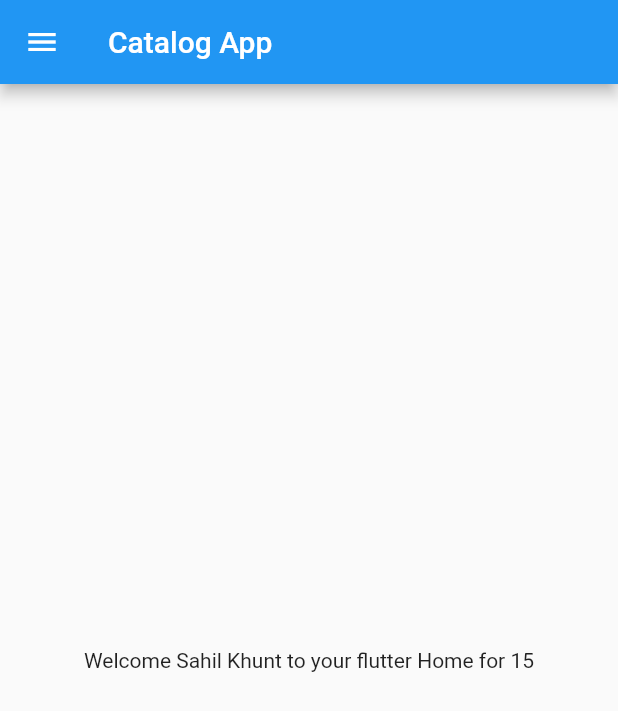
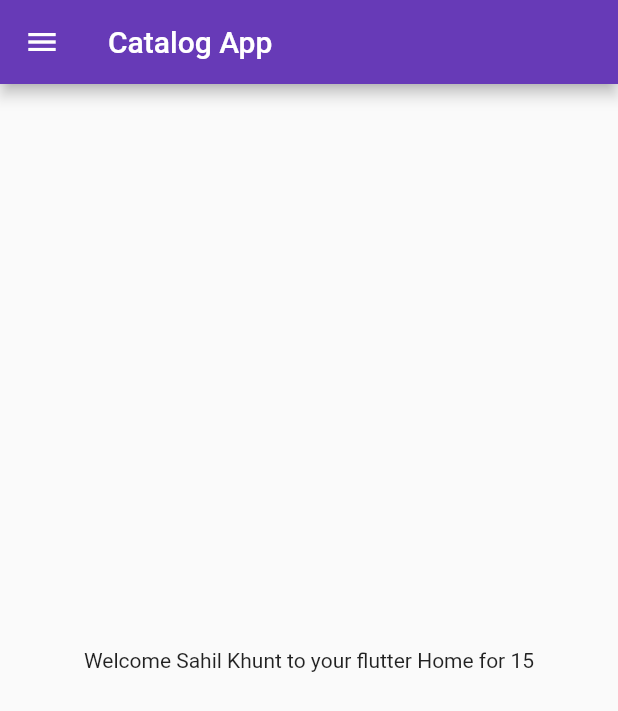
Before and after one commit to skhunt004-alt/MyFlutter, a Flutter app: the screen it shows after launch, on a phone screen of 412 x 824 dp. Shown: the top 711 px of the screen. Run offline on Flutter 3.47's test engine with Material 2 defaults, Android fonts, the phone set to English and light mode, and no system bars.

Commit message:
day 3 done

```diff
--- a/lib/main.dart
+++ b/lib/main.dart
@@ -1,8 +1,9 @@
 import 'package:flutter/material.dart';
-import 'package:flutter_application_1/home_page.dart';
+import 'package:flutter_application_1/pages/home_page.dart';
+import 'package:flutter_application_1/pages/login_page.dart';
 
 void main(List<String> args) {
-  runApp(MyApp());
+  runApp(const MyApp());
 }
 
 class MyApp extends StatelessWidget {
@@ -11,7 +12,15 @@ class MyApp extends StatelessWidget {
   @override
   Widget build(BuildContext context) {
     return MaterialApp(
-      home: HomePage(),
+      themeMode: ThemeMode.light,
+      theme: ThemeData(primarySwatch: Colors.deepPurple),
+      darkTheme: ThemeData(brightness: Brightness.dark),
+      initialRoute: "/home",
+      routes: {
+        "/": (context) => const LoginPage(),
+        "/home": (context) => const HomePage(),
+        "/login": (context) => const LoginPage()
+      },
     );
   }
 }
--- a/lib/home_page.dart
+++ b/lib/pages/home_page.dart
@@ -4,18 +4,18 @@ class HomePage extends StatelessWidget {
   final int days = 15;
   final String name = "Sahil Khunt";
 
+  const HomePage({Key? key}) : super(key: key);
+
   @override
   Widget build(BuildContext context) {
     return Scaffold(
       appBar: AppBar(
-        title: Text("Catalog App"),
+        title: const Text("Catalog App"),
       ),
       body: Center(
-        child: Container(
-          child: Text("Welcome $name to your flutter Home for $days"),
-        ),
+        child: Text("Welcome $name to your flutter Home for $days"),
       ),
-      drawer: Drawer(backgroundColor: Colors.yellow),
+      drawer: const Drawer(backgroundColor: Colors.yellow),
     );
   }
 }
```
Also changed, not shown: lib/pages/login_page.dart (added, +18 -0 lines).
